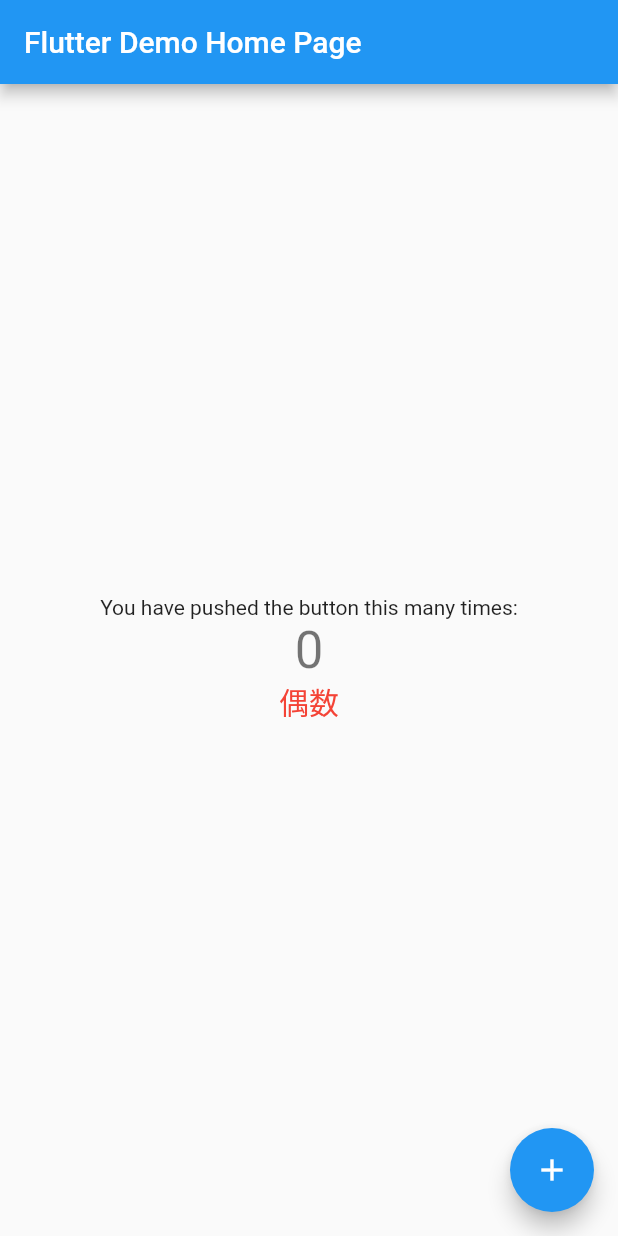
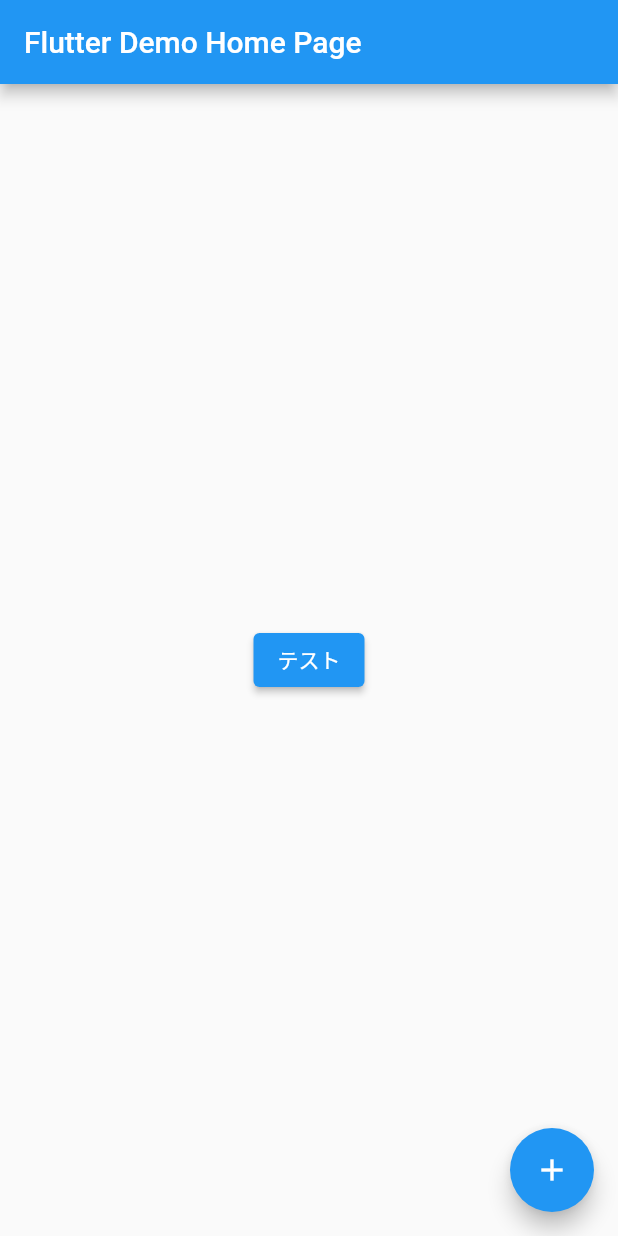
Before and after one commit to takashi-engineering/flutter-app, a Flutter app: the screen it shows after launch, on a phone screen of 412 x 824 dp. Run offline on Flutter 3.47's test engine with Material 2 defaults, Android fonts, the phone set to English and light mode, and no system bars.

Commit message:
画面遷移を実装

```diff
--- a/lib/main.dart
+++ b/lib/main.dart
@@ -1,4 +1,5 @@
 import 'package:flutter/material.dart';
+import 'package:flutter_app/widget_sample/widget_sample.dart';
 
 // 1. エントリーポイントのmain関数
 void main() {
@@ -85,24 +86,38 @@ class _MyHomePageState extends State<MyHomePage> {
       //   )
       // ]),
 
+      // body: Center(
+      //   child: Column(
+      //     mainAxisAlignment: MainAxisAlignment.center,
+      //     children: <Widget>[
+      //       // 画面の中央に表示されるテキスト
+      //       const Text(
+      //         'You have pushed the button this many times:',
+      //       ),
+      //       // テキストの下に表示されるカウンタ値
+      //       Text(
+      //         '$_counter',
+      //         style: Theme.of(context).textTheme.headlineMedium,
+      //       ),
+      //       Text(
+      //         _type,
+      //         style: const TextStyle(fontSize: 20, color: Colors.red),
+      //       ),
+      //     ],
+      //   ),
+      // ),
+
       body: Center(
-        child: Column(
-          mainAxisAlignment: MainAxisAlignment.center,
-          children: <Widget>[
-            // 画面の中央に表示されるテキスト
-            const Text(
-              'You have pushed the button this many times:',
-            ),
-            // テキストの下に表示されるカウンタ値
-            Text(
-              '$_counter',
-              style: Theme.of(context).textTheme.headlineMedium,
-            ),
-            Text(
-              _type,
-              style: const TextStyle(fontSize: 20, color: Colors.red),
-            ),
-          ],
+        child: ElevatedButton(
+          child: const Text("テスト"),
+          onPressed: () {
+            // ボタンが押された時に呼び出されるコードを書く。
+            Navigator.push(
+                context,
+                MaterialPageRoute(
+                  builder: (context) => WidgetSample(),
+                ));
+          },
         ),
       ),
 
```
Also changed, not shown: lib/widget_sample/widget_sample.dart (added, +15 -0 lines).
